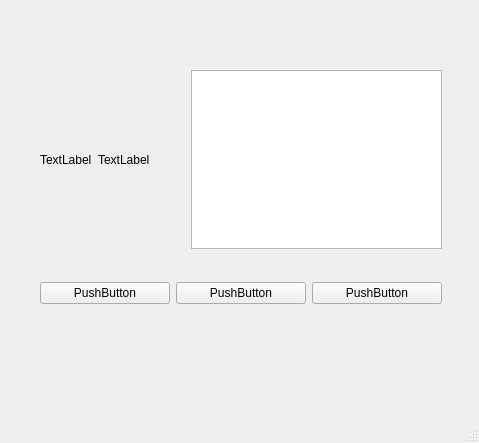
First picture: the form in qt-homeworks/homework5.1/mainwindow.ui, repository largusdeda/Netology, before the edit.
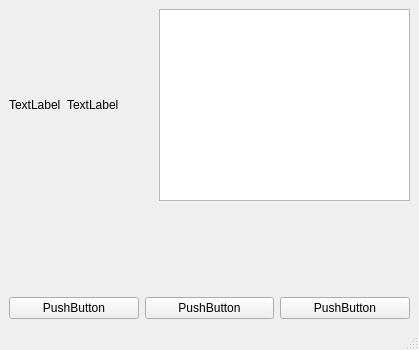
Second picture: the form after the edit.

Diff of the .ui file:
```diff
--- a/qt-homeworks/homework5.1/mainwindow.ui
+++ b/qt-homeworks/homework5.1/mainwindow.ui
@@ -6,23 +6,16 @@
    <rect>
     <x>0</x>
     <y>0</y>
-    <width>479</width>
-    <height>443</height>
+    <width>419</width>
+    <height>350</height>
    </rect>
   </property>
   <property name="windowTitle">
    <string>MainWindow</string>
   </property>
   <widget class="QWidget" name="centralwidget">
-   <widget class="QWidget" name="">
-    <property name="geometry">
-     <rect>
-      <x>40</x>
-      <y>70</y>
-      <width>402</width>
-      <height>234</height>
-     </rect>
-    </property>
+   <layout class="QVBoxLayout" name="verticalLayout_2">
+    <item>
     <layout class="QVBoxLayout" name="verticalLayout">
      <item>
       <layout class="QHBoxLayout" name="horizontalLayout_3">
@@ -101,7 +94,8 @@
       </layout>
      </item>
     </layout>
-   </widget>
+    </item>
+   </layout>
   </widget>
   <widget class="QMenuBar" name="menubar">
    <property name="geometry">
```
Left out of the diff: 2 changed lines with no effect on the pictures. Lines whose indentation alone changed are shown as unchanged.
